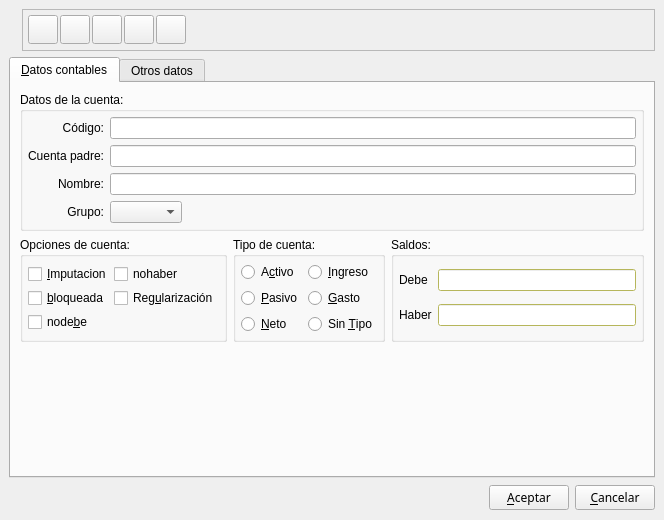
Qt form bulmages/bulmacont/src/contabilidad/cuentabase.ui (eboladev/Bulmages-1) before a commit.
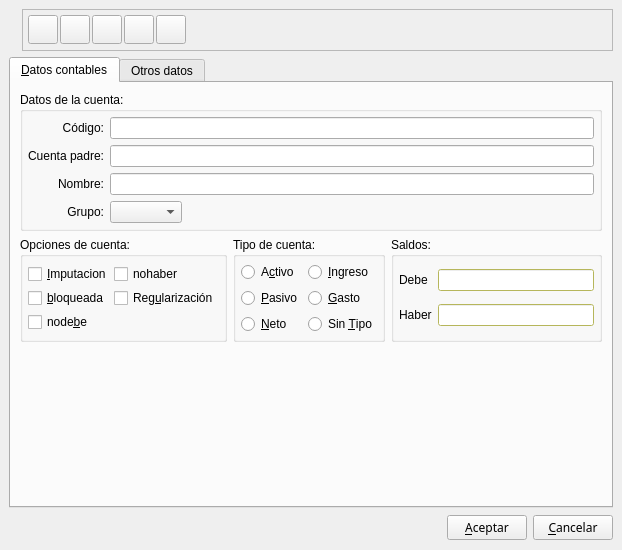
The same form after that commit. Icons and pictures are not drawn. Custom widgets are drawn as their Qt base class.

```diff
--- a/bulmages/bulmacont/src/contabilidad/cuentabase.ui
+++ b/bulmages/bulmacont/src/contabilidad/cuentabase.ui
@@ -8,8 +8,8 @@
    <rect>
     <x>0</x>
     <y>0</y>
-    <width>664</width>
-    <height>520</height>
+    <width>622</width>
+    <height>550</height>
    </rect>
   </property>
   <property name="windowTitle" >
@@ -575,265 +575,469 @@
                 <property name="palette" >
                  <palette>
                   <active>
-                   <color>
+                   <colorrole role="WindowText" >
+                    <brush brushstyle="SolidPattern" >
+                     <color alpha="255" >
                     <red>0</red>
                     <green>0</green>
                     <blue>0</blue>
                    </color>
-                   <color>
+                    </brush>
+                   </colorrole>
+                   <colorrole role="Button" >
+                    <brush brushstyle="SolidPattern" >
+                     <color alpha="255" >
                     <red>197</red>
                     <green>194</green>
                     <blue>197</blue>
                    </color>
-                   <color>
+                    </brush>
+                   </colorrole>
+                   <colorrole role="Light" >
+                    <brush brushstyle="SolidPattern" >
+                     <color alpha="255" >
                     <red>255</red>
                     <green>255</green>
                     <blue>255</blue>
                    </color>
-                   <color>
+                    </brush>
+                   </colorrole>
+                   <colorrole role="Midlight" >
+                    <brush brushstyle="SolidPattern" >
+                     <color alpha="255" >
                     <red>226</red>
                     <green>224</green>
                     <blue>226</blue>
                    </color>
-                   <color>
+                    </brush>
+                   </colorrole>
+                   <colorrole role="Dark" >
+                    <brush brushstyle="SolidPattern" >
+                     <color alpha="255" >
                     <red>98</red>
                     <green>96</green>
                     <blue>98</blue>
                    </color>
-                   <color>
+                    </brush>
+                   </colorrole>
+                   <colorrole role="Mid" >
+                    <brush brushstyle="SolidPattern" >
+                     <color alpha="255" >
                     <red>131</red>
                     <green>129</green>
                     <blue>131</blue>
                    </color>
-                   <color>
+                    </brush>
+                   </colorrole>
+                   <colorrole role="Text" >
+                    <brush brushstyle="SolidPattern" >
+                     <color alpha="255" >
                     <red>0</red>
                     <green>0</green>
                     <blue>0</blue>
                    </color>
-                   <color>
+                    </brush>
+                   </colorrole>
+                   <colorrole role="BrightText" >
+                    <brush brushstyle="SolidPattern" >
+                     <color alpha="255" >
                     <red>255</red>
                     <green>255</green>
                     <blue>255</blue>
                    </color>
-                   <color>
+                    </brush>
+                   </colorrole>
+                   <colorrole role="ButtonText" >
+                    <brush brushstyle="SolidPattern" >
+                     <color alpha="255" >
                     <red>0</red>
                     <green>0</green>
                     <blue>0</blue>
                    </color>
-                   <color>
+                    </brush>
+                   </colorrole>
+                   <colorrole role="Base" >
+                    <brush brushstyle="SolidPattern" >
+                     <color alpha="255" >
                     <red>255</red>
                     <green>255</green>
                     <blue>255</blue>
                    </color>
-                   <color>
+                    </brush>
+                   </colorrole>
+                   <colorrole role="Window" >
+                    <brush brushstyle="SolidPattern" >
+                     <color alpha="255" >
                     <red>255</red>
                     <green>255</green>
                     <blue>127</blue>
                    </color>
-                   <color>
+                    </brush>
+                   </colorrole>
+                   <colorrole role="Shadow" >
+                    <brush brushstyle="SolidPattern" >
+                     <color alpha="255" >
                     <red>0</red>
                     <green>0</green>
                     <blue>0</blue>
                    </color>
-                   <color>
+                    </brush>
+                   </colorrole>
+                   <colorrole role="Highlight" >
+                    <brush brushstyle="SolidPattern" >
+                     <color alpha="255" >
                     <red>0</red>
                     <green>0</green>
                     <blue>128</blue>
                    </color>
-                   <color>
+                    </brush>
+                   </colorrole>
+                   <colorrole role="HighlightedText" >
+                    <brush brushstyle="SolidPattern" >
+                     <color alpha="255" >
                     <red>255</red>
                     <green>255</green>
                     <blue>255</blue>
                    </color>
-                   <color>
+                    </brush>
+                   </colorrole>
+                   <colorrole role="Link" >
+                    <brush brushstyle="SolidPattern" >
+                     <color alpha="255" >
                     <red>0</red>
                     <green>0</green>
                     <blue>0</blue>
                    </color>
-                   <color>
+                    </brush>
+                   </colorrole>
+                   <colorrole role="LinkVisited" >
+                    <brush brushstyle="SolidPattern" >
+                     <color alpha="255" >
                     <red>0</red>
                     <green>0</green>
                     <blue>0</blue>
                    </color>
-                   <color>
+                    </brush>
+                   </colorrole>
+                   <colorrole role="AlternateBase" >
+                    <brush brushstyle="SolidPattern" >
+                     <color alpha="255" >
                     <red>231</red>
                     <green>231</green>
                     <blue>231</blue>
                    </color>
+                    </brush>
+                   </colorrole>
                   </active>
                   <inactive>
-                   <color>
+                   <colorrole role="WindowText" >
+                    <brush brushstyle="SolidPattern" >
+                     <color alpha="255" >
                     <red>0</red>
                     <green>0</green>
                     <blue>0</blue>
                    </color>
-                   <color>
+                    </brush>
+                   </colorrole>
+                   <colorrole role="Button" >
+                    <brush brushstyle="SolidPattern" >
+                     <color alpha="255" >
                     <red>197</red>
                     <green>194</green>
                     <blue>197</blue>
                    </color>
-                   <color>
+                    </brush>
+                   </colorrole>
+                   <colorrole role="Light" >
+                    <brush brushstyle="SolidPattern" >
+                     <color alpha="255" >
                     <red>255</red>
                     <green>255</green>
                     <blue>255</blue>
                    </color>
-                   <color>
+                    </brush>
+                   </colorrole>
+                   <colorrole role="Midlight" >
+                    <brush brushstyle="SolidPattern" >
+                     <color alpha="255" >
                     <red>226</red>
                     <green>222</green>
                     <blue>226</blue>
                    </color>
-                   <color>
+                    </brush>
+                   </colorrole>
+                   <colorrole role="Dark" >
+                    <brush brushstyle="SolidPattern" >
+                     <color alpha="255" >
                     <red>98</red>
                     <green>96</green>
                     <blue>98</blue>
                    </color>
-                   <color>
+                    </brush>
+                   </colorrole>
+                   <colorrole role="Mid" >
+                    <brush brushstyle="SolidPattern" >
+                     <color alpha="255" >
                     <red>131</red>
                     <green>129</green>
                     <blue>131</blue>
                    </color>
-                   <color>
+                    </brush>
+                   </colorrole>
+                   <colorrole role="Text" >
+                    <brush brushstyle="SolidPattern" >
+                     <color alpha="255" >
                     <red>0</red>
                     <green>0</green>
                     <blue>0</blue>
                    </color>
-                   <color>
+                    </brush>
+                   </colorrole>
+                   <colorrole role="BrightText" >
+                    <brush brushstyle="SolidPattern" >
+                     <color alpha="255" >
                     <red>255</red>
                     <green>255</green>
                     <blue>255</blue>
                    </color>
-                   <color>
+                    </brush>
+                   </colorrole>
+                   <colorrole role="ButtonText" >
+                    <brush brushstyle="SolidPattern" >
+                     <color alpha="255" >
                     <red>0</red>
                     <green>0</green>
                     <blue>0</blue>
                    </color>
-                   <color>
+                    </brush>
+                   </colorrole>
+                   <colorrole role="Base" >
+                    <brush brushstyle="SolidPattern" >
+                     <color alpha="255" >
                     <red>255</red>
                     <green>255</green>
                     <blue>255</blue>
                    </color>
-                   <color>
+                    </brush>
+                   </colorrole>
+                   <colorrole role="Window" >
+                    <brush brushstyle="SolidPattern" >
+                     <color alpha="255" >
                     <red>255</red>
                     <green>255</green>
                     <blue>127</blue>
                    </color>
-                   <color>
+                    </brush>
+                   </colorrole>
+                   <colorrole role="Shadow" >
+                    <brush brushstyle="SolidPattern" >
+                     <color alpha="255" >
                     <red>0</red>
                     <green>0</green>
                     <blue>0</blue>
                    </color>
-                   <color>
+                    </brush>
+                   </colorrole>
+                   <colorrole role="Highlight" >
+                    <brush brushstyle="SolidPattern" >
+                     <color alpha="255" >
                     <red>0</red>
                     <green>0</green>
                     <blue>128</blue>
                    </color>
-                   <color>
+                    </brush>
+                   </colorrole>
+                   <colorrole role="HighlightedText" >
+                    <brush brushstyle="SolidPattern" >
+                     <color alpha="255" >
                     <red>255</red>
                     <green>255</green>
                     <blue>255</blue>
                    </color>
-                   <color>
+                    </brush>
+                   </colorrole>
+                   <colorrole role="Link" >
+                    <brush brushstyle="SolidPattern" >
+                     <color alpha="255" >
                     <red>0</red>
                     <green>0</green>
                     <blue>255</blue>
                    </color>
-                   <color>
+                    </brush>
+                   </colorrole>
+                   <colorrole role="LinkVisited" >
+                    <brush brushstyle="SolidPattern" >
+                     <color alpha="255" >
                     <red>255</red>
                     <green>0</green>
                     <blue>255</blue>
                    </color>
-                   <color>
+                    </brush>
+                   </colorrole>
+                   <colorrole role="AlternateBase" >
+                    <brush brushstyle="SolidPattern" >
+                     <color alpha="255" >
                     <red>231</red>
                     <green>231</green>
                     <blue>231</blue>
                    </color>
+                    </brush>
+                   </colorrole>
                   </inactive>
                   <disabled>
-                   <color>
+                   <colorrole role="WindowText" >
+                    <brush brushstyle="SolidPattern" >
+                     <color alpha="255" >
                     <red>128</red>
                     <green>128</green>
                     <blue>128</blue>
                    </color>
-                   <color>
+                    </brush>
+                   </colorrole>
+                   <colorrole role="Button" >
+                    <brush brushstyle="SolidPattern" >
+                     <color alpha="255" >
                     <red>197</red>
                     <green>194</green>
                     <blue>197</blue>
                    </color>
-                   <color>
+                    </brush>
+                   </colorrole>
+                   <colorrole role="Light" >
+                    <brush brushstyle="SolidPattern" >
+                     <color alpha="255" >
                     <red>255</red>
                     <green>255</green>
                     <blue>255</blue>
                    </color>
-                   <color>
+                    </brush>
+                   </colorrole>
+                   <colorrole role="Midlight" >
+                    <brush brushstyle="SolidPattern" >
+                     <color alpha="255" >
                     <red>226</red>
                     <green>222</green>
                     <blue>226</blue>
                    </color>
-                   <color>
+                    </brush>
+                   </colorrole>
+                   <colorrole role="Dark" >
+                    <brush brushstyle="SolidPattern" >
+                     <color alpha="255" >
                     <red>98</red>
                     <green>96</green>
                     <blue>98</blue>
                    </color>
-                   <color>
+                    </brush>
+                   </colorrole>
+                   <colorrole role="Mid" >
+                    <brush brushstyle="SolidPattern" >
+                     <color alpha="255" >
                     <red>131</red>
                     <green>129</green>
                     <blue>131</blue>
                    </color>
-                   <color>
+                    </brush>
+                   </colorrole>
+                   <colorrole role="Text" >
+                    <brush brushstyle="SolidPattern" >
+                     <color alpha="255" >
                     <red>128</red>
                     <green>128</green>
                     <blue>128</blue>
                    </color>
-                   <color>
+                    </brush>
+                   </colorrole>
+                   <colorrole role="BrightText" >
+                    <brush brushstyle="SolidPattern" >
+                     <color alpha="255" >
                     <red>255</red>
                     <green>255</green>
                     <blue>255</blue>
                    </color>
-                   <color>
+                    </brush>
+                   </colorrole>
+                   <colorrole role="ButtonText" >
+                    <brush brushstyle="SolidPattern" >
+                     <color alpha="255" >
                     <red>128</red>
                     <green>128</green>
                     <blue>128</blue>
                    </color>
-                   <color>
+                    </brush>
+                   </colorrole>
+                   <colorrole role="Base" >
+                    <brush brushstyle="SolidPattern" >
+                     <color alpha="255" >
                     <red>255</red>
                     <green>255</green>
                     <blue>255</blue>
                    </color>
-                   <color>
+                    </brush>
+                   </colorrole>
+                   <colorrole role="Window" >
+                    <brush brushstyle="SolidPattern" >
+                     <color alpha="255" >
                     <red>255</red>
                     <green>255</green>
                     <blue>127</blue>
                    </color>
-                   <color>
+                    </brush>
+                   </colorrole>
+                   <colorrole role="Shadow" >
+                    <brush brushstyle="SolidPattern" >
+                     <color alpha="255" >
                     <red>0</red>
                     <green>0</green>
                     <blue>0</blue>
                    </color>
-                   <color>
+                    </brush>
+                   </colorrole>
+                   <colorrole role="Highlight" >
+                    <brush brushstyle="SolidPattern" >
+                     <color alpha="255" >
                     <red>0</red>
                     <green>0</green>
                     <blue>128</blue>
                    </color>
-                   <color>
+                    </brush>
+                   </colorrole>
+                   <colorrole role="HighlightedText" >
+                    <brush brushstyle="SolidPattern" >
+                     <color alpha="255" >
                     <red>255</red>
                     <green>255</green>
                     <blue>255</blue>
                    </color>
-                   <color>
+                    </brush>
+                   </colorrole>
+                   <colorrole role="Link" >
+                    <brush brushstyle="SolidPattern" >
+                     <color alpha="255" >
                     <red>0</red>
                     <green>0</green>
                     <blue>255</blue>
                    </color>
-                   <color>
+                    </brush>
+                   </colorrole>
+                   <colorrole role="LinkVisited" >
+                    <brush brushstyle="SolidPattern" >
+                     <color alpha="255" >
                     <red>255</red>
                     <green>0</green>
                     <blue>255</blue>
                    </color>
-                   <color>
+                    </brush>
+                   </colorrole>
+                   <colorrole role="AlternateBase" >
+                    <brush brushstyle="SolidPattern" >
+                     <color alpha="255" >
                     <red>231</red>
                     <green>231</green>
                     <blue>231</blue>
                    </color>
+                    </brush>
+                   </colorrole>
                   </disabled>
                  </palette>
                 </property>
@@ -872,265 +1076,469 @@
                 <property name="palette" >
                  <palette>
                   <active>
-                   <color>
+                   <colorrole role="WindowText" >
+                    <brush brushstyle="SolidPattern" >
+                     <color alpha="255" >
                     <red>0</red>
                     <green>0</green>
                     <blue>0</blue>
                    </color>
-                   <color>
+                    </brush>
+                   </colorrole>
+                   <colorrole role="Button" >
+                    <brush brushstyle="SolidPattern" >
+                     <color alpha="255" >
                     <red>197</red>
                     <green>194</green>
                     <blue>197</blue>
                    </color>
-                   <color>
+                    </brush>
+                   </colorrole>
+                   <colorrole role="Light" >
+                    <brush brushstyle="SolidPattern" >
+                     <color alpha="255" >
                     <red>255</red>
                     <green>255</green>
                     <blue>255</blue>
                    </color>
-                   <color>
+                    </brush>
+                   </colorrole>
+                   <colorrole role="Midlight" >
+                    <brush brushstyle="SolidPattern" >
+                     <color alpha="255" >
                     <red>226</red>
                     <green>224</green>
                     <blue>226</blue>
                    </color>
-                   <color>
+                    </brush>
+                   </colorrole>
+                   <colorrole role="Dark" >
+                    <brush brushstyle="SolidPattern" >
+                     <color alpha="255" >
                     <red>98</red>
                     <green>96</green>
                     <blue>98</blue>
                    </color>
-                   <color>
+                    </brush>
+                   </colorrole>
+                   <colorrole role="Mid" >
+                    <brush brushstyle="SolidPattern" >
+                     <color alpha="255" >
                     <red>131</red>
                     <green>129</green>
                     <blue>131</blue>
                    </color>
-                   <color>
+                    </brush>
+                   </colorrole>
+                   <colorrole role="Text" >
+                    <brush brushstyle="SolidPattern" >
+                     <color alpha="255" >
                     <red>0</red>
                     <green>0</green>
                     <blue>0</blue>
                    </color>
-                   <color>
+                    </brush>
+                   </colorrole>
+                   <colorrole role="BrightText" >
+                    <brush brushstyle="SolidPattern" >
+                     <color alpha="255" >
                     <red>255</red>
                     <green>255</green>
                     <blue>255</blue>
                    </color>
-                   <color>
+                    </brush>
+                   </colorrole>
+                   <colorrole role="ButtonText" >
+                    <brush brushstyle="SolidPattern" >
+                     <color alpha="255" >
                     <red>0</red>
                     <green>0</green>
                     <blue>0</blue>
                    </color>
-                   <color>
+                    </brush>
+                   </colorrole>
+                   <colorrole role="Base" >
+                    <brush brushstyle="SolidPattern" >
+                     <color alpha="255" >
                     <red>255</red>
                     <green>255</green>
                     <blue>255</blue>
                    </color>
-                   <color>
+                    </brush>
+                   </colorrole>
+                   <colorrole role="Window" >
+                    <brush brushstyle="SolidPattern" >
+                     <color alpha="255" >
                     <red>255</red>
                     <green>255</green>
                     <blue>127</blue>
                    </color>
-                   <color>
+                    </brush>
+                   </colorrole>
+                   <colorrole role="Shadow" >
+                    <brush brushstyle="SolidPattern" >
+                     <color alpha="255" >
                     <red>0</red>
                     <green>0</green>
                     <blue>0</blue>
                    </color>
-                   <color>
+                    </brush>
+                   </colorrole>
+                   <colorrole role="Highlight" >
+                    <brush brushstyle="SolidPattern" >
+                     <color alpha="255" >
                     <red>0</red>
                     <green>0</green>
                     <blue>128</blue>
                    </color>
-                   <color>
+                    </brush>
+                   </colorrole>
+                   <colorrole role="HighlightedText" >
+                    <brush brushstyle="SolidPattern" >
+                     <color alpha="255" >
                     <red>255</red>
                     <green>255</green>
                     <blue>255</blue>
                    </color>
-                   <color>
+                    </brush>
+                   </colorrole>
+                   <colorrole role="Link" >
+                    <brush brushstyle="SolidPattern" >
+                     <color alpha="255" >
                     <red>0</red>
                     <green>0</green>
                     <blue>0</blue>
                    </color>
-                   <color>
+                    </brush>
+                   </colorrole>
+                   <colorrole role="LinkVisited" >
+                    <brush brushstyle="SolidPattern" >
+                     <color alpha="255" >
                     <red>0</red>
                     <green>0</green>
                     <blue>0</blue>
                    </color>
-                   <color>
+                    </brush>
+                   </colorrole>
+                   <colorrole role="AlternateBase" >
+                    <brush brushstyle="SolidPattern" >
+                     <color alpha="255" >
                     <red>231</red>
                     <green>231</green>
                     <blue>231</blue>
                    </color>
+                    </brush>
+                   </colorrole>
                   </active>
                   <inactive>
-                   <color>
+                   <colorrole role="WindowText" >
+                    <brush brushstyle="SolidPattern" >
+                     <color alpha="255" >
                     <red>0</red>
                     <green>0</green>
                     <blue>0</blue>
                    </color>
-                   <color>
+                    </brush>
+                   </colorrole>
+                   <colorrole role="Button" >
+                    <brush brushstyle="SolidPattern" >
+                     <color alpha="255" >
                     <red>197</red>
                     <green>194</green>
                     <blue>197</blue>
                    </color>
-                   <color>
+                    </brush>
+                   </colorrole>
+                   <colorrole role="Light" >
+                    <brush brushstyle="SolidPattern" >
+                     <color alpha="255" >
                     <red>255</red>
                     <green>255</green>
                     <blue>255</blue>
                    </color>
-                   <color>
+                    </brush>
+                   </colorrole>
+                   <colorrole role="Midlight" >
+                    <brush brushstyle="SolidPattern" >
+                     <color alpha="255" >
                     <red>226</red>
                     <green>222</green>
                     <blue>226</blue>
                    </color>
-                   <color>
+                    </brush>
+                   </colorrole>
+                   <colorrole role="Dark" >
+                    <brush brushstyle="SolidPattern" >
+                     <color alpha="255" >
                     <red>98</red>
                     <green>96</green>
                     <blue>98</blue>
                    </color>
-                   <color>
+                    </brush>
+                   </colorrole>
+                   <colorrole role="Mid" >
+                    <brush brushstyle="SolidPattern" >
+                     <color alpha="255" >
                     <red>131</red>
                     <green>129</green>
                     <blue>131</blue>
                    </color>
-                   <color>
+                    </brush>
+                   </colorrole>
+                   <colorrole role="Text" >
+                    <brush brushstyle="SolidPattern" >
+                     <color alpha="255" >
                     <red>0</red>
                     <green>0</green>
                     <blue>0</blue>
                    </color>
-                   <color>
+                    </brush>
+                   </colorrole>
+                   <colorrole role="BrightText" >
+                    <brush brushstyle="SolidPattern" >
+                     <color alpha="255" >
                     <red>255</red>
                     <green>255</green>
                     <blue>255</blue>
                    </color>
-                   <color>
+                    </brush>
+                   </colorrole>
+                   <colorrole role="ButtonText" >
+                    <brush brushstyle="SolidPattern" >
+                     <color alpha="255" >
                     <red>0</red>
                     <green>0</green>
                     <blue>0</blue>
                    </color>
-                   <color>
+                    </brush>
+                   </colorrole>
+                   <colorrole role="Base" >
+                    <brush brushstyle="SolidPattern" >
+                     <color alpha="255" >
                     <red>255</red>
                     <green>255</green>
                     <blue>255</blue>
                    </color>
-                   <color>
+                    </brush>
+                   </colorrole>
+                   <colorrole role="Window" >
+                    <brush brushstyle="SolidPattern" >
+                     <color alpha="255" >
                     <red>255</red>
                     <green>255</green>
                     <blue>127</blue>
                    </color>
-                   <color>
+                    </brush>
+                   </colorrole>
+                   <colorrole role="Shadow" >
+                    <brush brushstyle="SolidPattern" >
+                     <color alpha="255" >
                     <red>0</red>
                     <green>0</green>
                     <blue>0</blue>
                    </color>
-                   <color>
+                    </brush>
+                   </colorrole>
+                   <colorrole role="Highlight" >
+                    <brush brushstyle="SolidPattern" >
+                     <color alpha="255" >
                     <red>0</red>
                     <green>0</green>
                     <blue>128</blue>
                    </color>
-                   <color>
+                    </brush>
+                   </colorrole>
+                   <colorrole role="HighlightedText" >
+                    <brush brushstyle="SolidPattern" >
+                     <color alpha="255" >
                     <red>255</red>
                     <green>255</green>
                     <blue>255</blue>
                    </color>
-                   <color>
+                    </brush>
+                   </colorrole>
+                   <colorrole role="Link" >
+                    <brush brushstyle="SolidPattern" >
+                     <color alpha="255" >
                     <red>0</red>
                     <green>0</green>
                     <blue>255</blue>
                    </color>
-                   <color>
+                    </brush>
+                   </colorrole>
+                   <colorrole role="LinkVisited" >
+                    <brush brushstyle="SolidPattern" >
+                     <color alpha="255" >
                     <red>255</red>
                     <green>0</green>
                     <blue>255</blue>
                    </color>
-                   <color>
+                    </brush>
+                   </colorrole>
+                   <colorrole role="AlternateBase" >
+                    <brush brushstyle="SolidPattern" >
+                     <color alpha="255" >
                     <red>231</red>
                     <green>231</green>
                     <blue>231</blue>
                    </color>
+                    </brush>
+                   </colorrole>
                   </inactive>
                   <disabled>
-                   <color>
+                   <colorrole role="WindowText" >
+                    <brush brushstyle="SolidPattern" >
+                     <color alpha="255" >
                     <red>128</red>
                     <green>128</green>
                     <blue>128</blue>
                    </color>
-                   <color>
+                    </brush>
+                   </colorrole>
+                   <colorrole role="Button" >
+                    <brush brushstyle="SolidPattern" >
+                     <color alpha="255" >
                     <red>197</red>
                     <green>194</green>
                     <blue>197</blue>
                    </color>
-                   <color>
+                    </brush>
+                   </colorrole>
+                   <colorrole role="Light" >
+                    <brush brushstyle="SolidPattern" >
+                     <color alpha="255" >
                     <red>255</red>
                     <green>255</green>
                     <blue>255</blue>
                    </color>
-                   <color>
+                    </brush>
+                   </colorrole>
+                   <colorrole role="Midlight" >
+                    <brush brushstyle="SolidPattern" >
+                     <color alpha="255" >
                     <red>226</red>
                     <green>222</green>
                     <blue>226</blue>
                    </color>
-                   <color>
+                    </brush>
+                   </colorrole>
+                   <colorrole role="Dark" >
+                    <brush brushstyle="SolidPattern" >
+                     <color alpha="255" >
                     <red>98</red>
                     <green>96</green>
                     <blue>98</blue>
                    </color>
-                   <color>
+                    </brush>
+                   </colorrole>
+                   <colorrole role="Mid" >
+                    <brush brushstyle="SolidPattern" >
+                     <color alpha="255" >
                     <red>131</red>
                     <green>129</green>
                     <blue>131</blue>
                    </color>
-                   <color>
+                    </brush>
+                   </colorrole>
+                   <colorrole role="Text" >
+                    <brush brushstyle="SolidPattern" >
+                     <color alpha="255" >
                     <red>128</red>
                     <green>128</green>
                     <blue>128</blue>
                    </color>
-                   <color>
+                    </brush>
+                   </colorrole>
+                   <colorrole role="BrightText" >
+                    <brush brushstyle="SolidPattern" >
+                     <color alpha="255" >
                     <red>255</red>
                     <green>255</green>
                     <blue>255</blue>
                    </color>
-                   <color>
+                    </brush>
+                   </colorrole>
+                   <colorrole role="ButtonText" >
+                    <brush brushstyle="SolidPattern" >
+                     <color alpha="255" >
                     <red>128</red>
                     <green>128</green>
                     <blue>128</blue>
                    </color>
-                   <color>
+                    </brush>
+                   </colorrole>
+                   <colorrole role="Base" >
+                    <brush brushstyle="SolidPattern" >
+                     <color alpha="255" >
                     <red>255</red>
                     <green>255</green>
                     <blue>255</blue>
                    </color>
-                   <color>
+                    </brush>
+                   </colorrole>
+                   <colorrole role="Window" >
+                    <brush brushstyle="SolidPattern" >
+                     <color alpha="255" >
                     <red>255</red>
                     <green>255</green>
                     <blue>127</blue>
                    </color>
-                   <color>
+                    </brush>
+                   </colorrole>
+                   <colorrole role="Shadow" >
+                    <brush brushstyle="SolidPattern" >
+                     <color alpha="255" >
                     <red>0</red>
                     <green>0</green>
                     <blue>0</blue>
                    </color>
-                   <color>
+                    </brush>
+                   </colorrole>
+                   <colorrole role="Highlight" >
+                    <brush brushstyle="SolidPattern" >
+                     <color alpha="255" >
                     <red>0</red>
                     <green>0</green>
                     <blue>128</blue>
                    </color>
-                   <color>
+                    </brush>
+                   </colorrole>
+                   <colorrole role="HighlightedText" >
+                    <brush brushstyle="SolidPattern" >
+                     <color alpha="255" >
                     <red>255</red>
                     <green>255</green>
                     <blue>255</blue>
                    </color>
-                   <color>
+                    </brush>
+                   </colorrole>
+                   <colorrole role="Link" >
+                    <brush brushstyle="SolidPattern" >
+                     <color alpha="255" >
                     <red>0</red>
                     <green>0</green>
                     <blue>255</blue>
                    </color>
-                   <color>
+                    </brush>
+                   </colorrole>
+                   <colorrole role="LinkVisited" >
+                    <brush brushstyle="SolidPattern" >
+                     <color alpha="255" >
                     <red>255</red>
                     <green>0</green>
                     <blue>255</blue>
                    </color>
-                   <color>
+                    </brush>
+                   </colorrole>
+                   <colorrole role="AlternateBase" >
+                    <brush brushstyle="SolidPattern" >
+                     <color alpha="255" >
                     <red>231</red>
                     <green>231</green>
                     <blue>231</blue>
                    </color>
+                    </brush>
+                   </colorrole>
                   </disabled>
                  </palette>
                 </property>
@@ -1312,38 +1720,12 @@
         <widget class="QLineEdit" name="direccion" />
        </item>
        <item row="6" column="0" colspan="5" >
-        <layout class="QVBoxLayout" >
-         <property name="margin" >
-          <number>0</number>
-         </property>
-         <property name="spacing" >
-          <number>6</number>
-         </property>
-         <item>
           <widget class="QLabel" name="lbcomentario" >
            <property name="text" >
             <string>Comentarios:</string>
            </property>
           </widget>
          </item>
-         <item>
-          <widget class="Q3TextEdit" name="coments" />
-         </item>
-        </layout>
-       </item>
-       <item row="4" column="4" >
-        <spacer>
-         <property name="orientation" >
-          <enum>Qt::Horizontal</enum>
-         </property>
-         <property name="sizeHint" >
-          <size>
-           <width>40</width>
-           <height>20</height>
-          </size>
-         </property>
-        </spacer>
-       </item>
       </layout>
      </widget>
     </widget>
@@ -1410,16 +1792,6 @@
   </layout>
  </widget>
  <layoutdefault spacing="2" margin="2" />
- <pixmapfunction></pixmapfunction>
- <customwidgets>
-  <customwidget>
-   <class>Q3TextEdit</class>
-   <extends></extends>
-   <header>q3textedit.h</header>
-   <container>0</container>
-   <pixmap></pixmap>
-  </customwidget>
- </customwidgets>
  <tabstops>
   <tabstop>descripcion</tabstop>
   <tabstop>combogrupos</tabstop>
```
Left out of the diff: 22 changed lines with no effect on the pictures. Lines whose indentation alone changed are shown as unchanged.
